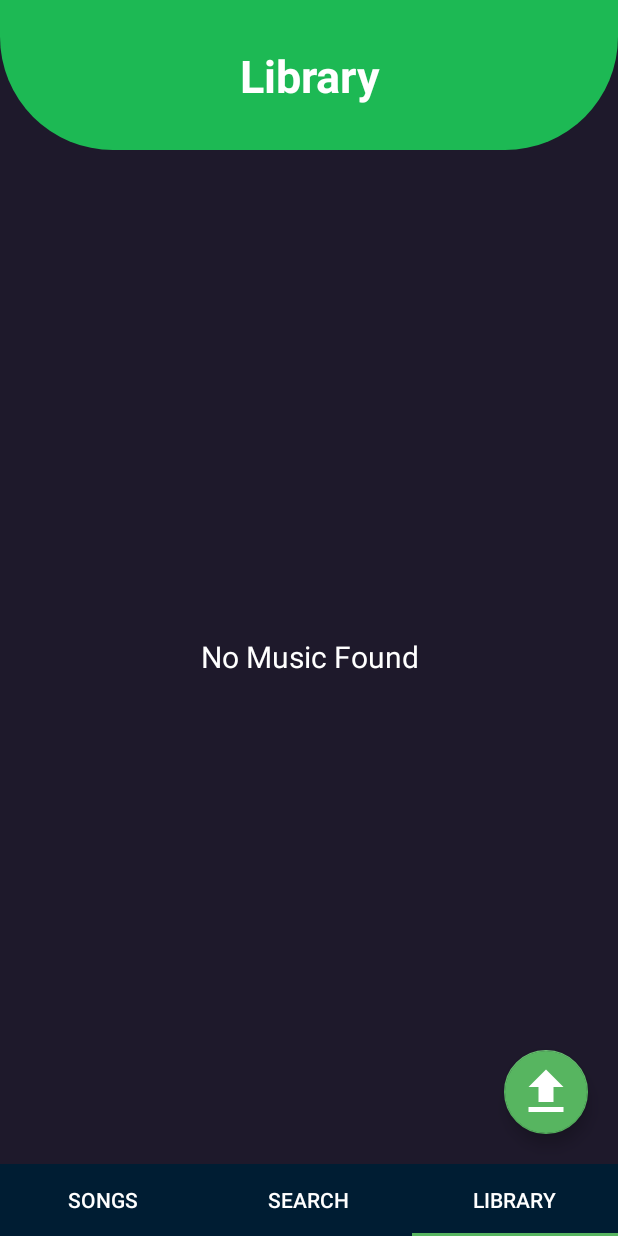
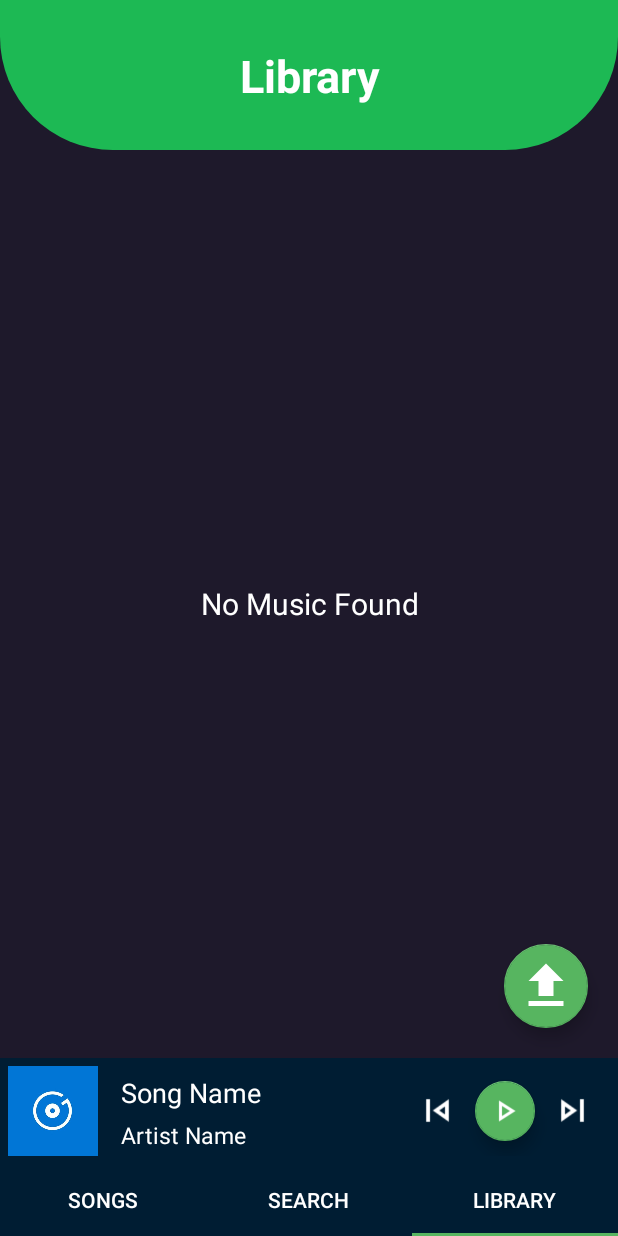
Before and after one commit to trucvy200200/MusicAdndroidApp, an Android app: the screen it shows after launch (SongActivity), item 3 of the bottom bar chosen, on a phone screen of 412 x 824 dp. Run offline under Robolectric (Android 15) with nearby library versions, the phone set to English and light mode, and no system bars; our stand-ins replace Firebase (no records; nobody signed in at launch, a user with empty details on screens opened directly).

Commit message:
add now playing bar

```diff
--- a/app/src/main/java/com/hcmute/finalproject/musicApp_demo/SongActivity.java
+++ b/app/src/main/java/com/hcmute/finalproject/musicApp_demo/SongActivity.java
@@ -235,14 +235,12 @@ public class SongActivity extends AppCompatActivity {
         String path=preferences.getString(MUSIC_FILE,null);
         String artist =preferences.getString(ARTIST_NAME,null);
         String song_name =preferences.getString(SONG_NAME,null);
-
         if(path!=null)
         {
             SHOW_MINI_PLAYER=true;
             PATH_TO_FRAG=path;
             ARTIST_TO_FRAG=artist;
             SONG_NAME_TO_FRAG=song_name;
-
         }
         else {
             SHOW_MINI_PLAYER=false;
--- a/app/src/main/res/layout/fragment_main.xml
+++ b/app/src/main/res/layout/fragment_main.xml
@@ -17,11 +17,11 @@
             android:layout_width="match_parent"
             android:layout_height="match_parent"/>
     </FrameLayout>
-<!--    <fragment-->
-<!--        android:layout_width="match_parent"-->
-<!--        android:layout_height="wrap_content"-->
-<!--        android:name="com.hcmute.finalproject.musicApp_demo.fragments.NowPlayingFragmentBottom"-->
-<!--        tools:layout="@layout/fragment_now_playing_bottom"/>-->
+    <fragment
+        android:layout_width="match_parent"
+        android:layout_height="wrap_content"
+        android:name="com.hcmute.finalproject.musicApp_demo.fragments.NowPlayingFragmentBottom"
+        tools:layout="@layout/fragment_now_playing_bottom"/>
     <com.google.android.material.tabs.TabLayout
             android:layout_width="match_parent"
             android:layout_height="wrap_content"
--- a/app/src/main/res/layout/fragment_now_playing_bottom.xml
+++ b/app/src/main/res/layout/fragment_now_playing_bottom.xml
@@ -36,7 +36,14 @@
             app:fabSize="mini"
             android:layout_centerVertical="true"
             />
-
+        <ImageView
+            android:layout_width="30dp"
+            android:layout_height="30dp"
+            android:id="@+id/skip_prev_bottom"
+            android:src="@drawable/ic_skippre"
+            android:layout_centerVertical="true"
+            android:layout_toStartOf="@id/play_pause_miniPlayer"
+            android:layout_marginEnd="10dp"/>
         <TextView
             android:layout_width="wrap_content"
             android:layout_height="wrap_content"
```
Also changed, not shown: app/src/main/java/com/hcmute/finalproject/musicApp_demo/MusicService.java (+9 -10 lines), app/src/main/java/com/hcmute/finalproject/musicApp_demo/PlayerActivity.java (+5 -2 lines), app/src/main/java/com/hcmute/finalproject/musicApp_demo/fragments/NowPlayingFragmentBottom.java (+73 -3 lines).
